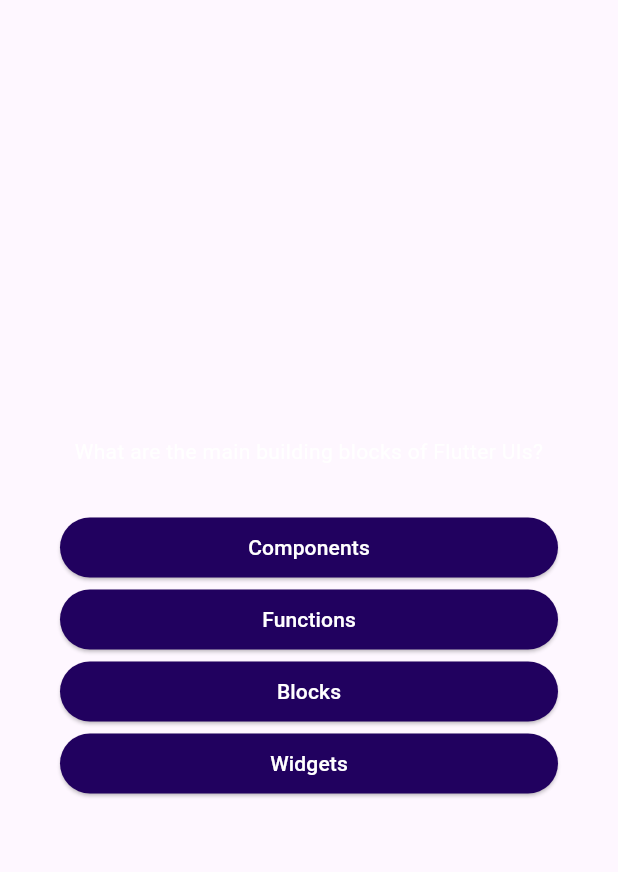
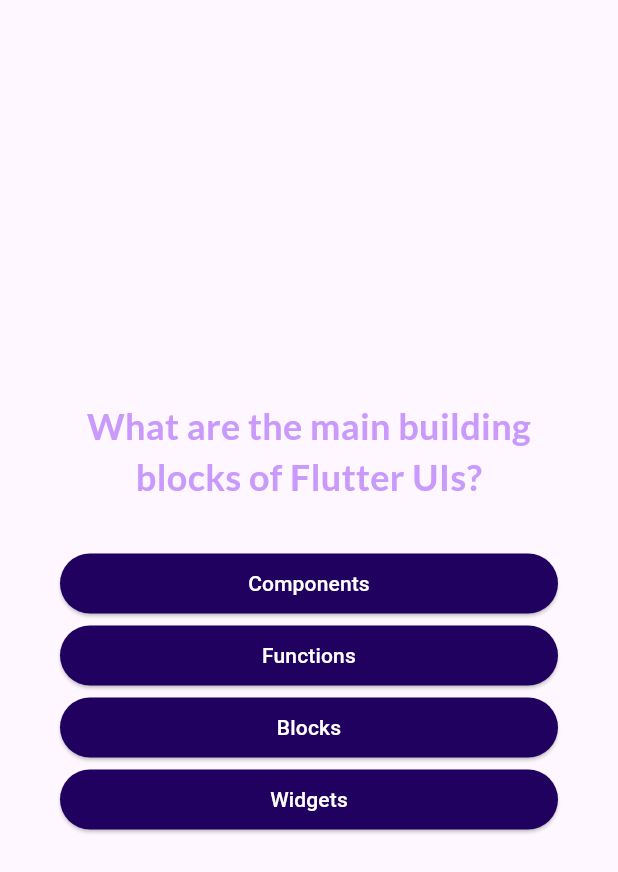
Before and after one commit to vaishakh-pk/quizzie, a Flutter app: the screen it shows after launch, after a tap on "Start Quiz", on a phone screen of 412 x 824 dp. Shown: the top 872 px of the screen. Run offline on Flutter 3.47's test engine with Material 3 defaults, Android fonts, the phone set to English and light mode, and no system bars; our stand-ins replace google_fonts.

Commit message:
google_fonts

```diff
--- a/lib/questions_screen.dart
+++ b/lib/questions_screen.dart
@@ -1,4 +1,5 @@
 import 'package:flutter/material.dart';
+import 'package:google_fonts/google_fonts.dart';
 import 'package:quizzie/styles/answer_button.dart';
 import 'package:quizzie/data/questions.dart';
 
@@ -37,7 +38,8 @@
           children: [
            Text(
             currentQuestion.text,
-            style: const TextStyle(color: Colors.white),
+            style: GoogleFonts.lato(color: const Color.fromARGB(255, 201,153,251),fontSize: 24,
+            fontWeight: FontWeight.bold),
             textAlign: TextAlign.center,
           ),
           const SizedBox(
--- a/lib/start.dart
+++ b/lib/start.dart
@@ -1,4 +1,5 @@
 import 'package:flutter/material.dart';
+import 'package:google_fonts/google_fonts.dart';
 
 class Startpage extends StatelessWidget {
   Startpage(this.startQuiz,{super.key});
@@ -21,9 +22,9 @@
         const SizedBox(
           height: 20,
         ),
-        const Text(
+        Text(
           'Learn Flutter the fun way!',
-          style: TextStyle(fontSize: 20, color: Colors.white),
+          style: GoogleFonts.lato(fontSize: 20, color: Colors.white),
         ),
         const SizedBox(height:30),
         ElevatedButton.icon(onPressed: startQuiz ,icon: const Icon(Icons.arrow_right_alt), label: const Text('Start Quiz'))
--- a/lib/styles/answer_button.dart
+++ b/lib/styles/answer_button.dart
@@ -19,6 +19,6 @@
               foregroundColor: Colors.white,
               shape: RoundedRectangleBorder(borderRadius: BorderRadius.circular(40))
             ),
-            child: Text(answerText));
+            child: Text(answerText,textAlign: TextAlign.center,));
   }
 }
```
Also changed, not shown: pubspec.yaml (+4 -12 lines), pubspec.lock, 1 other file.
